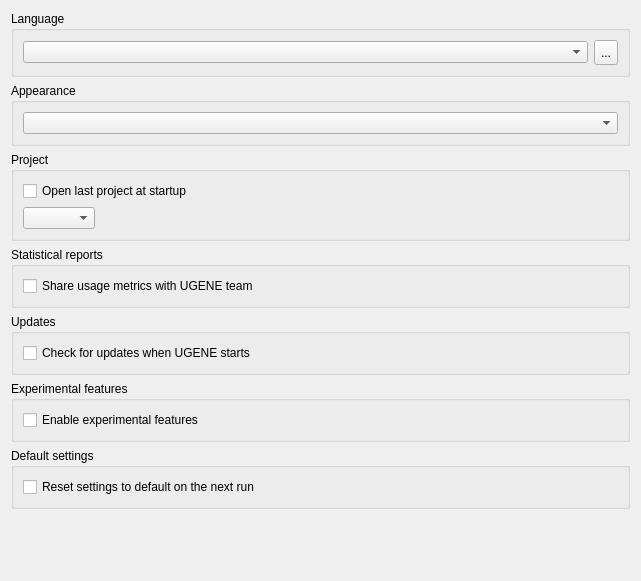
This is src/ugeneui/src/app_settings/user_apps_settings/UserApplicationsSettingsWidget.ui in ugeneunipro/ugene as Qt 5 draws it before an edit. The edited form follows.
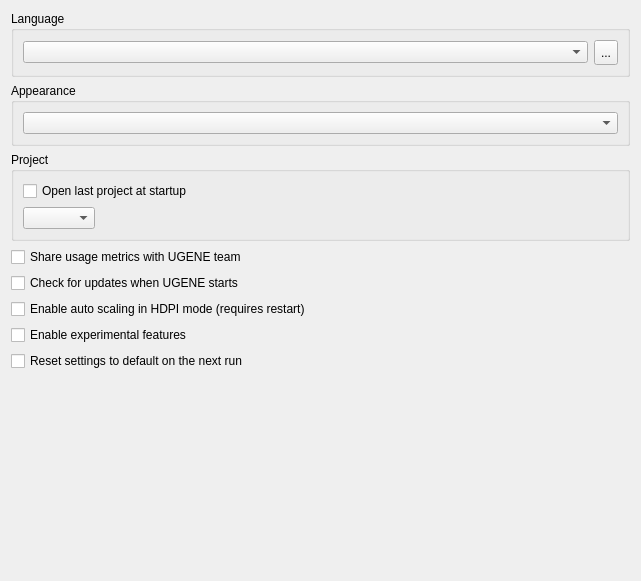
This is the edited form.

Commit message: Add auto HDPI scaling flag to user settings

What changed in the file:
```diff
--- a/src/ugeneui/src/app_settings/user_apps_settings/UserApplicationsSettingsWidget.ui
+++ b/src/ugeneui/src/app_settings/user_apps_settings/UserApplicationsSettingsWidget.ui
@@ -19,7 +19,7 @@
   <property name="windowTitle">
    <string/>
   </property>
-  <layout class="QVBoxLayout" name="verticalLayout_4">
+  <layout class="QVBoxLayout" name="verticalLayout_2">
    <item>
     <widget class="QGroupBox" name="langBox">
      <property name="title">
@@ -94,12 +94,6 @@
     </widget>
    </item>
    <item>
-    <widget class="QGroupBox" name="statisticsBox">
-     <property name="title">
-      <string>Statistical reports</string>
-     </property>
-     <layout class="QVBoxLayout" name="verticalLayout_3">
-      <item>
        <widget class="QCheckBox" name="enableStatisticsEdit">
         <property name="toolTip">
          <string>Share now many times different tools were run or UI actions were activated. No user data is sent to UGENE.</string>
@@ -109,15 +103,6 @@
         </property>
        </widget>
       </item>
-     </layout>
-    </widget>
-   </item>
-   <item>
-    <widget class="QGroupBox" name="updatesBox">
-     <property name="title">
-      <string>Updates</string>
-     </property>
-     <layout class="QVBoxLayout" name="verticalLayout_2">
       <item>
        <widget class="QCheckBox" name="updatesCheckBox">
         <property name="toolTip">
@@ -128,15 +113,16 @@
         </property>
        </widget>
       </item>
-     </layout>
+   <item>
+    <widget class="QCheckBox" name="highDpiAutoScalingCheckBox">
+     <property name="toolTip">
+      <string>Enable scaling for high-resolution (HiDPI) displays. Improves UI clarity on 4K and Retina screens. Requires restart.</string>
+     </property>
+     <property name="text">
+      <string>Enable auto scaling in HDPI mode (requires restart)</string>
+     </property>
     </widget>
    </item>
-   <item>
-    <widget class="QGroupBox" name="experimentsBox">
-     <property name="title">
-      <string>Experimental features</string>
-     </property>
-     <layout class="QVBoxLayout" name="experimentalFeaturesBoxLayout">
       <item>
        <widget class="QCheckBox" name="experimentsCheckBox">
         <property name="toolTip">
@@ -147,15 +133,6 @@
         </property>
        </widget>
       </item>
-     </layout>
-    </widget>
-   </item>
-   <item>
-    <widget class="QGroupBox" name="reset">
-     <property name="title">
-      <string>Default settings</string>
-     </property>
-     <layout class="QVBoxLayout" name="verticalLayout_5">
       <item>
        <widget class="QCheckBox" name="resetSettingsBox">
         <property name="toolTip">
@@ -164,9 +141,6 @@
         <property name="text">
          <string>Reset settings to default on the next run</string>
         </property>
-       </widget>
-      </item>
-     </layout>
     </widget>
    </item>
    <item>
```
Lines whose indentation alone changed are shown as unchanged. The commit also changes 5 other files.
